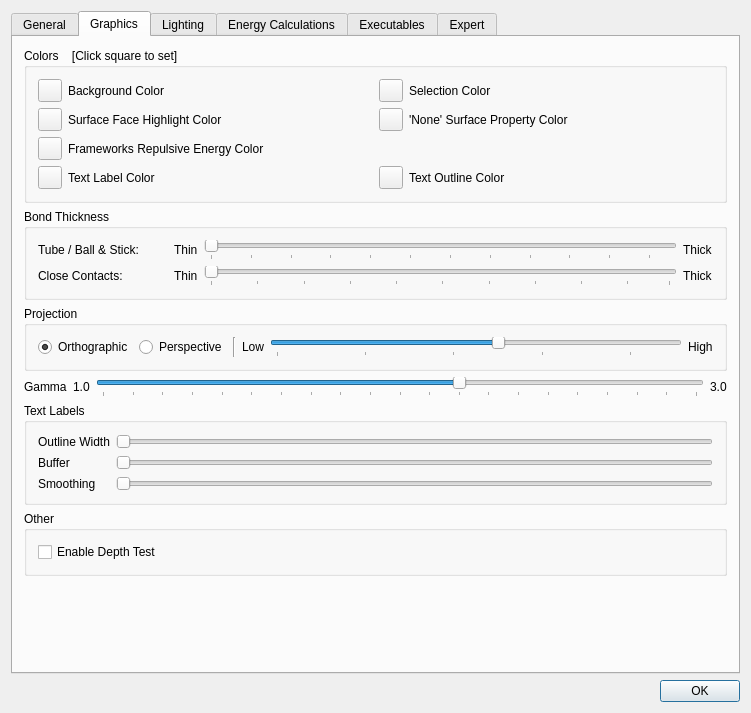
peterspackman/crystalexplorer, file src/preferencesdialog.ui: the form before one commit.
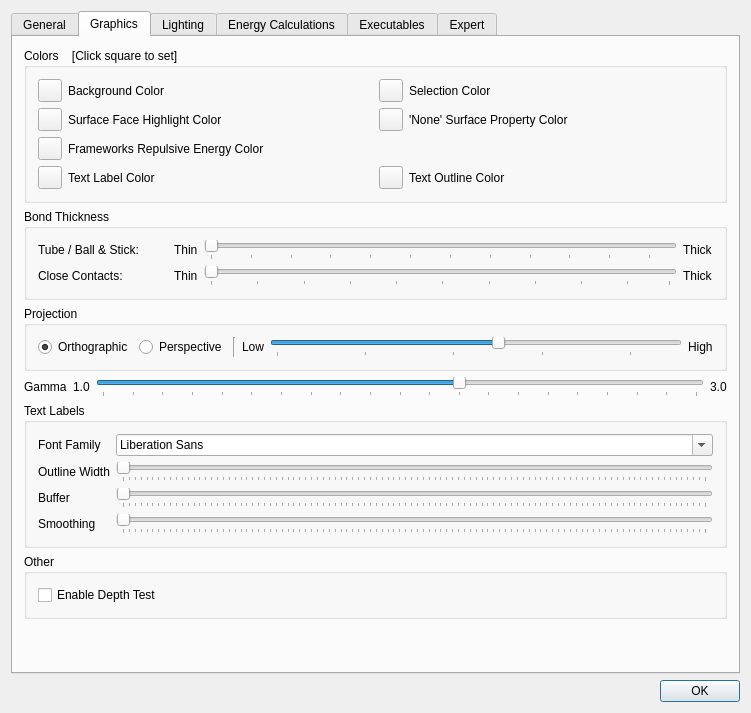
The form after the commit. The open tabs and pages were chosen to show the change.

Commit message: Change atoms to not update every draw... begin migration of labels into chemicalstructurerenderer

Diff of the .ui file:
```diff
--- a/src/preferencesdialog.ui
+++ b/src/preferencesdialog.ui
@@ -508,54 +508,77 @@
           <string>Text Labels</string>
          </property>
          <layout class="QGridLayout" name="gridLayout_7">
-          <item row="0" column="1">
-           <widget class="QSlider" name="textOutlineWidthSlider">
-            <property name="orientation">
-             <enum>Qt::Horizontal</enum>
-            </property>
-            <property name="invertedAppearance">
-             <bool>false</bool>
-            </property>
-            <property name="tickPosition">
-             <enum>QSlider::NoTicks</enum>
-            </property>
-           </widget>
-          </item>
-          <item row="1" column="1">
-           <widget class="QSlider" name="textBufferWidthSlider">
-            <property name="orientation">
-             <enum>Qt::Horizontal</enum>
-            </property>
-           </widget>
-          </item>
-          <item row="2" column="1">
-           <widget class="QSlider" name="textSmoothingWidthSlider">
-            <property name="orientation">
-             <enum>Qt::Horizontal</enum>
-            </property>
-           </widget>
-          </item>
-          <item row="0" column="0">
-           <widget class="QLabel" name="textOutlineWidthLabel">
-            <property name="text">
-             <string>Outline Width</string>
-            </property>
-           </widget>
-          </item>
-          <item row="1" column="0">
+          <item row="2" column="0">
            <widget class="QLabel" name="textBufferWidthLabel">
             <property name="text">
              <string>Buffer</string>
             </property>
            </widget>
           </item>
-          <item row="2" column="0">
+          <item row="1" column="0">
+           <widget class="QLabel" name="textOutlineWidthLabel">
+            <property name="text">
+             <string>Outline Width</string>
+            </property>
+           </widget>
+          </item>
+          <item row="3" column="2">
+           <widget class="QSlider" name="textSmoothingWidthSlider">
+            <property name="orientation">
+             <enum>Qt::Horizontal</enum>
+            </property>
+            <property name="tickPosition">
+             <enum>QSlider::TicksBelow</enum>
+            </property>
+           </widget>
+          </item>
+          <item row="1" column="2">
+           <widget class="QSlider" name="textOutlineWidthSlider">
+            <property name="orientation">
+             <enum>Qt::Horizontal</enum>
+            </property>
+            <property name="invertedAppearance">
+             <bool>false</bool>
+            </property>
+            <property name="tickPosition">
+             <enum>QSlider::TicksBelow</enum>
+            </property>
+           </widget>
+          </item>
+          <item row="3" column="0">
            <widget class="QLabel" name="textSmoothingWidthLabel">
             <property name="text">
              <string>Smoothing</string>
             </property>
            </widget>
           </item>
+          <item row="0" column="0">
+           <widget class="QLabel" name="textFontFamilyLabel">
+            <property name="text">
+             <string>Font Family</string>
+            </property>
+           </widget>
+          </item>
+          <item row="2" column="2">
+           <widget class="QSlider" name="textBufferWidthSlider">
+            <property name="orientation">
+             <enum>Qt::Horizontal</enum>
+            </property>
+            <property name="tickPosition">
+             <enum>QSlider::TicksBelow</enum>
+            </property>
+           </widget>
+          </item>
+          <item row="0" column="2">
+           <widget class="QFontComboBox" name="textFontComboBox">
+            <property name="currentFont">
+             <font>
+              <family>Arial</family>
+              <pointsize>128</pointsize>
+             </font>
+            </property>
+           </widget>
+          </item>
          </layout>
         </widget>
        </item>
```
Left out of the diff: 2 changed lines with no effect on the pictures. The commit also changes 14 other files.
